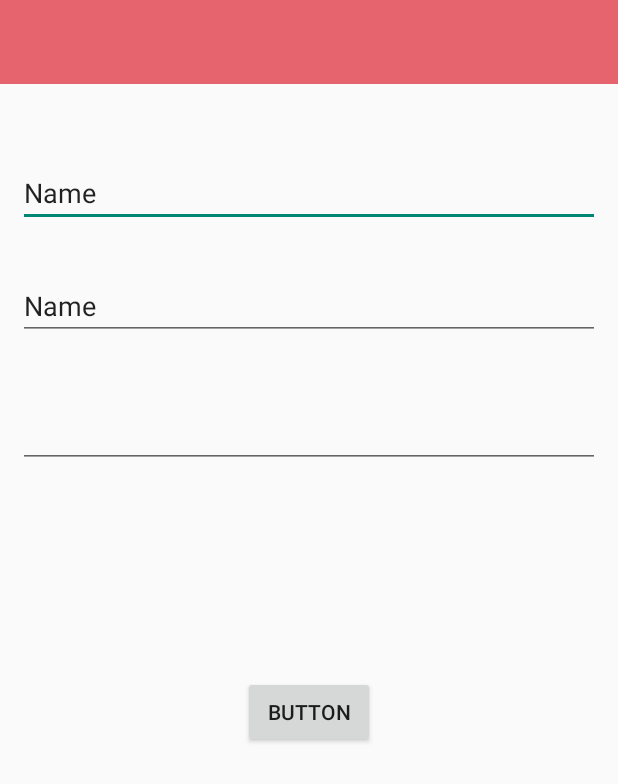
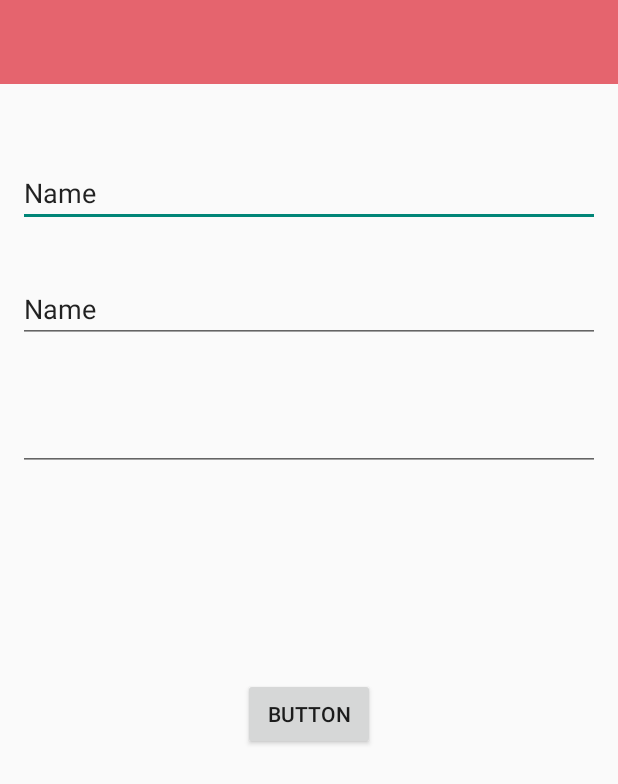
Before and after one commit to JackFrosst/BotaoDePanico, an Android app: the TelaCadastro screen opened directly, with no data from a screen before it, on a phone screen of 412 x 824 dp. Shown: the top 784 px of the screen. Run offline under Robolectric (Android 15) with nearby library versions, the phone set to English and light mode, and no system bars.

Commit message:
Tela cadastro_XML

```diff
--- a/app/src/main/res/layout/activity_tela_cadastro.xml
+++ b/app/src/main/res/layout/activity_tela_cadastro.xml
@@ -27,12 +27,13 @@
         android:layout_width="0dp"
         android:layout_height="wrap_content"
         android:layout_marginStart="12dp"
-        android:layout_marginTop="30dp"
+        android:layout_marginTop="32dp"
         android:layout_marginEnd="12dp"
         android:ems="10"
         android:inputType="textPersonName"
         android:text="Name"
         app:layout_constraintEnd_toEndOf="parent"
+        app:layout_constraintHorizontal_bias="0.0"
         app:layout_constraintStart_toStartOf="parent"
         app:layout_constraintTop_toBottomOf="@+id/edtNome" />
 
```
